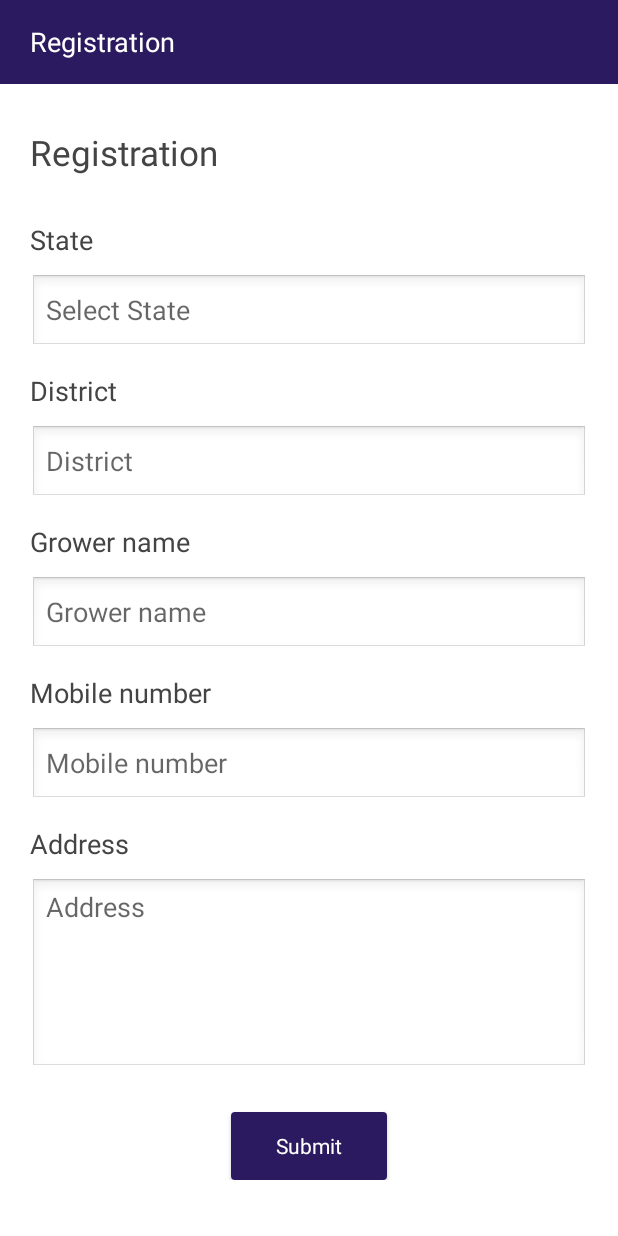
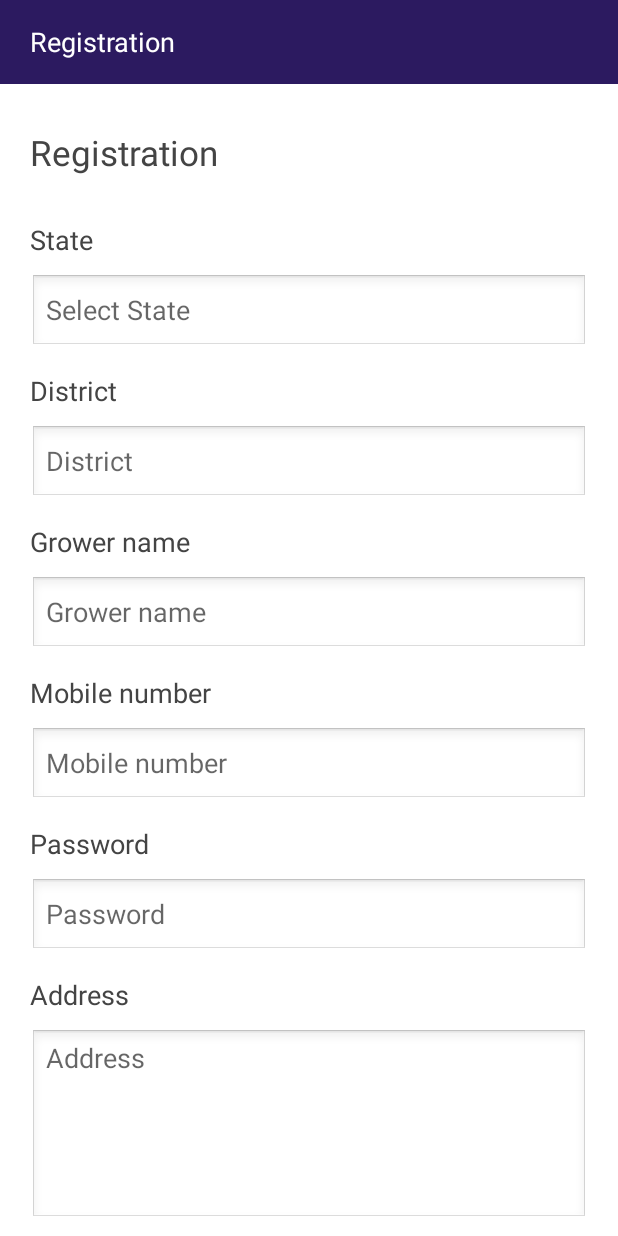
Before and after one commit to shilpeek90/ApnaSevakendra, an Android app: the screen it shows after launch (RegistrationActivity), on a phone screen of 412 x 824 dp. Run offline under Robolectric (Android 15) with nearby library versions, the light colour scheme and no system bars; our stand-ins replace Volley, sdp/ssp sizes; Roboto replaces fonts that are not available here.

Commit message:
first init

```diff
--- a/app/src/main/java/com/vibrant/asp/activity/RegistrationActivity.java
+++ b/app/src/main/java/com/vibrant/asp/activity/RegistrationActivity.java
@@ -55,7 +55,7 @@ import static com.vibrant.asp.constants.Util.showToast;
 public class RegistrationActivity extends AppCompatActivity {
     private static final String TAG = "RegistrationActivity";
     TextView tvHeader;
-    EditText editGrowerName, editMobile, editAddress;
+    EditText editGrowerName, editMobile, editAddress,editPass;
     AppCompatAutoCompleteTextView autoCompletState, autoCompletDistrict;
     private AutoSuggestStateAdapter autoSuggestAdapter;
     private AutoSuggestDistrictAdapter autoSuggestDistrictAdapter;
@@ -94,6 +94,7 @@ public class RegistrationActivity extends AppCompatActivity {
         editGrowerName = findViewById(R.id.editGrowerName);
         editMobile = findViewById(R.id.editMobile);
         editAddress = findViewById(R.id.editAddress);
+        editPass = findViewById(R.id.editPass);
 
         autoCompletState = findViewById(R.id.autoCompletState);
 
@@ -321,6 +322,7 @@ public class RegistrationActivity extends AppCompatActivity {
             jsonObject.put("DistrictId", mSelectedDistrict);
             jsonObject.put("Name", editGrowerName.getText().toString().trim());
             jsonObject.put("Mobno", editMobile.getText().toString().trim());
+            jsonObject.put("Password", editPass.getText().toString().trim());
             jsonObject.put("Address", editAddress.getText().toString().trim());
             jsonObject.put("Latitude", String.valueOf(latitude));
             jsonObject.put("Longitude", String.valueOf(longitude));
@@ -380,6 +382,9 @@ public class RegistrationActivity extends AppCompatActivity {
             return false;
         } else if (TextUtils.isEmpty(editMobile.getText().toString().trim())) {
             error_message = getString(R.string.please_enter_mobile_number);
+            return false;
+        } else if (TextUtils.isEmpty(editPass.getText().toString().trim())) {
+            error_message = getString(R.string.please_enter_pass);
             return false;
         } else if (TextUtils.isEmpty(editAddress.getText().toString().trim())) {
             error_message = getString(R.string.please_enter_address);
--- a/app/src/main/java/com/vibrant/asp/constants/Util.java
+++ b/app/src/main/java/com/vibrant/asp/constants/Util.java
@@ -2,8 +2,11 @@ package com.vibrant.asp.constants;
 import android.app.Activity;
 import android.content.Context;
 import android.content.SharedPreferences;
+import android.graphics.Bitmap;
+import android.graphics.BitmapFactory;
 import android.net.ConnectivityManager;
 import android.net.NetworkInfo;
+import android.util.Base64;
 import android.view.Gravity;
 import android.view.LayoutInflater;
 import android.view.View;
@@ -15,6 +18,8 @@ import android.widget.TextView;
 import android.widget.Toast;
 
 import com.vibrant.asp.R;
+
+import java.io.ByteArrayOutputStream;
 
 import static android.content.Context.MODE_PRIVATE;
 
--- a/app/src/main/res/layout/activity_registration.xml
+++ b/app/src/main/res/layout/activity_registration.xml
@@ -123,6 +123,28 @@
                         android:maxLength="10"
                         android:textSize="@dimen/_14sdp" />
 
+<!---->
+                    <com.vibrant.asp.customtext.MyTextLight
+                        android:id="@+id/tvPass"
+                        android:layout_width="match_parent"
+                        android:layout_height="wrap_content"
+                        android:layout_marginTop="@dimen/_10sdp"
+                        android:text="@string/password"
+                        android:textColor="@color/black_txt"
+                        android:textSize="@dimen/_14sdp" />
+
+                    <EditText
+                        android:id="@+id/editPass"
+                        android:layout_width="match_parent"
+                        android:layout_height="@dimen/_40sdp"
+                        android:layout_marginTop="@dimen/_8sdp"
+                        android:background="@android:drawable/edit_text"
+                        android:hint="@string/password"
+                        android:inputType="textPassword"
+                        android:maxLength="20"
+                        android:textSize="@dimen/_14sdp" />
+
+
 
                     <com.vibrant.asp.customtext.MyTextLight
                         android:id="@+id/tvAddress"
--- a/app/src/main/res/values/strings.xml
+++ b/app/src/main/res/values/strings.xml
@@ -43,6 +43,7 @@
     <string name="please_enter_name">Please Enter Grower Name</string>
     <string name="please_enter_re_name">Please Select Resource Name</string>
     <string name="please_enter_mobile_number">Please Enter Mobile Number</string>
+    <string name="please_enter_pass">Please Enter Password</string>
     <string name="please_enter_rate">Please Enter rate</string>
     <string name="please_enter_address">Please Enter Address</string>
 
@@ -50,5 +51,6 @@
     <string name="permissions_not_granted_read_phone_state1">Permission denied</string>
     <string name="permision_available_read_phone_state1">Permission granted</string>
     <string name="rate">Rate</string>
+    <string name="password">Password</string>
 
 </resources>
```
Also changed, not shown: app/src/main/java/com/vibrant/asp/activity/DashboardActivity.java (+121 -75 lines).
